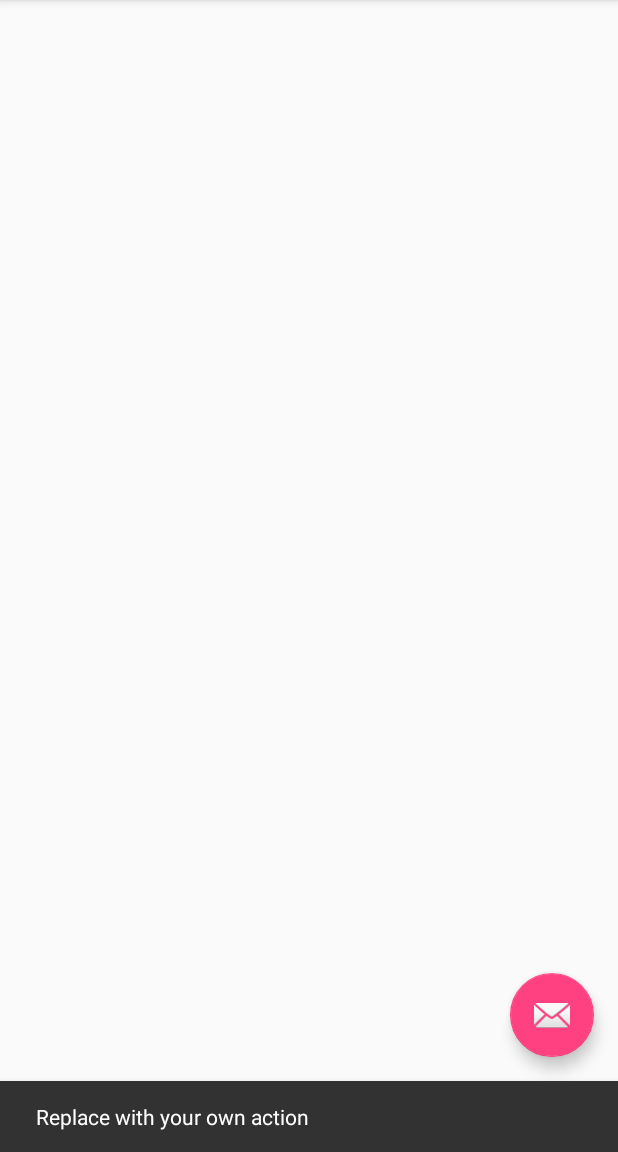
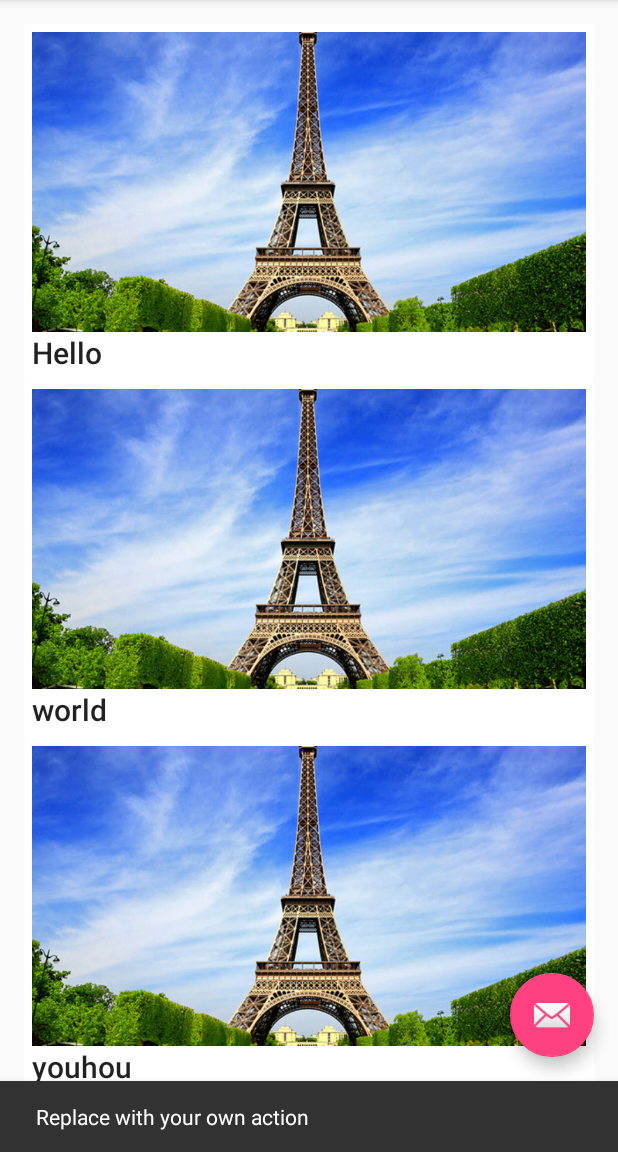
Before and after one commit to littlecodeshop/Todos2, an Android app: the screen it shows after launch (TodoListActivity), after a tap on an icon or button, on a phone screen of 412 x 824 dp, the part 84-1236 px from its top. Run offline under Robolectric (Android 15) with nearby library versions, the phone set to English and light mode, and no system bars.

Commit message:
shows how to to the Custom adapter for the todos

```diff
--- /dev/null
+++ b/app/src/main/java/com/littlecodeshop/todos/TodoAdapter.java
@@ -0,0 +1,80 @@
+package com.littlecodeshop.todos;
+
+import android.support.v7.widget.CardView;
+import android.support.v7.widget.RecyclerView;
+import android.util.Log;
+import android.view.LayoutInflater;
+import android.view.View;
+import android.view.ViewGroup;
+import android.widget.ImageView;
+import android.widget.ListView;
+import android.widget.TextView;
+
+/**
+ * Created by rribier on 17/03/2017.
+ */
+
+public class TodoAdapter extends RecyclerView.Adapter<TodoAdapter.ViewHolder>{
+
+    private static final String TAG = "TodoAdapter";
+    private String[] mDataSet;
+
+    public TodoAdapter(String[] mDataSet) {
+        this.mDataSet = mDataSet;
+    }
+
+    @Override
+    public ViewHolder onCreateViewHolder(ViewGroup parent, int viewType) {
+        // create a new view
+        CardView v = (CardView) LayoutInflater.from(parent.getContext())
+                .inflate(R.layout.todo_item_card, parent, false);
+        // set the view's size, margins, paddings and layout parameters
+
+        ViewHolder vh = new ViewHolder(v);
+        return vh;
+    }
+
+
+    @Override
+    public void onBindViewHolder(ViewHolder holder, int position) {
+        holder.getTextView().setText(mDataSet[position]);
+        holder.getImageView().setImageResource(R.drawable.france_paris_eiffel_tower);
+    }
+
+    /**
+     * Returns the total number of items in the data set held by the adapter.
+     *
+     * @return The total number of items in this adapter.
+     */
+    @Override
+    public int getItemCount() {
+        return mDataSet.length;
+    }
+
+    public static class ViewHolder extends RecyclerView.ViewHolder{
+        private final TextView textView;
+        private final ImageView imageView;
+
+        public ViewHolder(View v) {
+            super(v);
+            // Define click listener for the ViewHolder's View.
+            v.setOnClickListener(new View.OnClickListener() {
+                @Override
+                public void onClick(View v) {
+                    Log.d(TAG, "Element " + getAdapterPosition() + " clicked.");
+                }
+            });
+            textView = (TextView) v.findViewById(R.id.textView);
+            imageView = (ImageView) v.findViewById(R.id.imageView);
+        }
+
+        public TextView getTextView() {
+            return textView;
+        }
+
+        public ImageView getImageView() {
+            return imageView;
+        }
+
+    }
+}
--- a/app/src/main/java/com/littlecodeshop/todos/TodoListActivity.java
+++ b/app/src/main/java/com/littlecodeshop/todos/TodoListActivity.java
@@ -4,12 +4,15 @@ import android.os.Bundle;
 import android.support.design.widget.FloatingActionButton;
 import android.support.design.widget.Snackbar;
 import android.support.v7.app.AppCompatActivity;
+import android.support.v7.widget.RecyclerView;
 import android.support.v7.widget.Toolbar;
 import android.view.View;
 import android.view.Menu;
 import android.view.MenuItem;
 
 public class TodoListActivity extends AppCompatActivity {
+
+    private RecyclerView recyclerView;
 
     @Override
     protected void onCreate(Bundle savedInstanceState) {
@@ -26,6 +29,10 @@ public class TodoListActivity extends AppCompatActivity {
                         .setAction("Action", null).show();
             }
         });
+
+        String[] data = new String[]{"Hello","world","youhou"};
+        this.recyclerView = (RecyclerView) findViewById(R.id.todorecycler);
+        this.recyclerView.setAdapter(new TodoAdapter(data));
     }
 
     @Override
```
